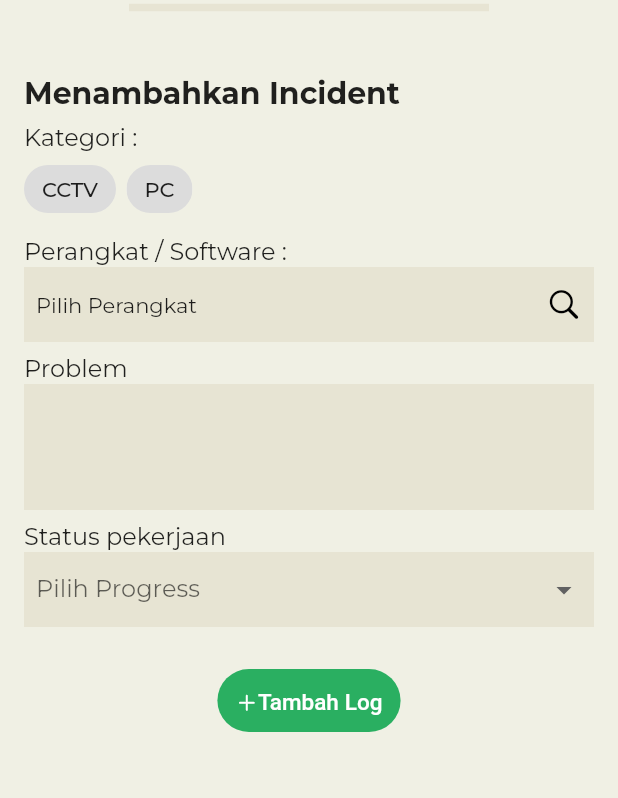
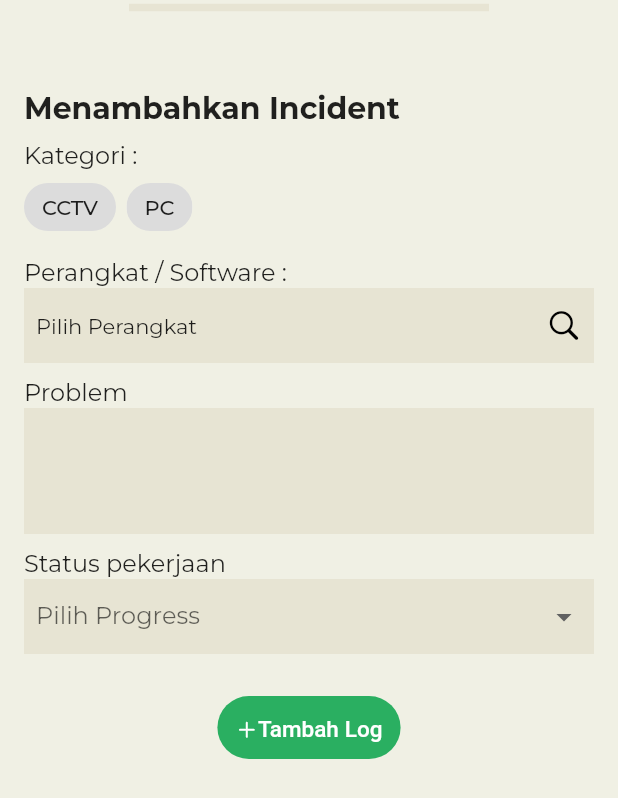
Before and after one commit to muchlist/risa2, a Flutter app: the AddHistoryDialog widget shown alone on an empty page, opened directly, on a phone screen of 412 x 824 dp. Shown: the top 798 px of the screen. Run offline on Flutter 3.47's test engine with Material 2 defaults, Android fonts, the phone set to English and light mode, and no system bars; our stand-ins replace another_flushbar, carousel_slider, dio, flutter_staggered_animations, google_fonts, lottie and 1 more; accounts and stored records are empty; network calls fail; project files that could hold a hidden picture were left out.

Commit message:
ui helper impl

```diff
--- a/lib/src/router/routes.dart
+++ b/lib/src/router/routes.dart
@@ -1,4 +1,5 @@
 import 'package:flutter/material.dart';
+import 'package:risa2/src/screens/check/check_detail_screen.dart';
 import '../screens/check/check_screen.dart';
 import '../screens/home/home_screen.dart';
 import '../screens/landing/landing.dart';
@@ -9,6 +10,7 @@ class RouteGenerator {
   static const String home = '/home';
   static const String login = '/login';
   static const String check = '/check';
+  static const String checkDetail = '/check-detail';
 
   RouteGenerator._();
 
@@ -22,6 +24,8 @@ class RouteGenerator {
         return MaterialPageRoute(builder: (_) => HomeScreen());
       case check:
         return MaterialPageRoute(builder: (_) => CheckScreen());
+      case checkDetail:
+        return MaterialPageRoute(builder: (_) => CheckDetailScreen());
       default:
         return MaterialPageRoute(builder: (_) => LoginScreen());
     }
--- a/lib/src/screens/check/add_check_dialog.dart
+++ b/lib/src/screens/check/add_check_dialog.dart
@@ -4,6 +4,7 @@ import 'package:flutter/material.dart';
 import 'package:provider/provider.dart';
 import 'package:risa2/src/api/json_models/request/check_req.dart';
 import 'package:risa2/src/providers/checks.dart';
+import 'package:risa2/src/shared/ui_helpers.dart';
 
 import '../../config/pallatte.dart';
 
@@ -75,8 +76,8 @@ class _AddCheckDialogState extends State<AddCheckDialog> {
 
   @override
   Widget build(BuildContext context) {
-    final height = MediaQuery.of(context).size.height;
-    var isPortrait = MediaQuery.of(context).orientation == Orientation.portrait;
+    final height = screenHeight(context);
+    var isPortrait = screenIsPortrait(context);
 
     return Container(
       height: (isPortrait) ? height * 0.35 : height,
--- a/lib/src/screens/home/add_history_dialog.dart
+++ b/lib/src/screens/home/add_history_dialog.dart
@@ -2,6 +2,7 @@ import 'package:another_flushbar/flushbar.dart';
 import 'package:flutter/cupertino.dart';
 import 'package:flutter/material.dart';
 import 'package:provider/provider.dart';
+import 'package:risa2/src/shared/ui_helpers.dart';
 
 import '../../api/filter_models/general_filter.dart';
 import '../../api/json_models/request/history_req.dart';
@@ -132,9 +133,7 @@ class _AddHistoryDialogState extends State<AddHistoryDialog> {
               thickness: 5,
               color: Pallete.secondaryBackground,
             ),
-            const SizedBox(
-              height: 40,
-            ),
+            verticalSpaceLarge,
             Expanded(
                 child: NotificationListener(
               onNotification: (OverscrollIndicatorNotification overScroll) {
@@ -152,9 +151,7 @@ class _AddHistoryDialogState extends State<AddHistoryDialog> {
                         style: TextStyle(
                             fontSize: 20, fontWeight: FontWeight.bold),
                       ),
-                      const SizedBox(
-                        height: 8,
-                      ),
+                      verticalSpaceSmall,
                       // * Pilih kategori text ------------------------
                       const Text(
                         "Kategori :",
@@ -204,9 +201,7 @@ class _AddHistoryDialogState extends State<AddHistoryDialog> {
                         spacing: 5,
                       ),
 
-                      const SizedBox(
-                        height: 8,
-                      ),
+                      verticalSpaceSmall,
 
                       // * Pilih perangkat text ------------------------
                       const Text(
@@ -252,9 +247,7 @@ class _AddHistoryDialogState extends State<AddHistoryDialog> {
                         ),
                       ),
 
-                      const SizedBox(
-                        height: 8,
-                      ),
+                      verticalSpaceSmall,
 
                       // * Problem text ------------------------
                       const Text(
@@ -279,9 +272,7 @@ class _AddHistoryDialogState extends State<AddHistoryDialog> {
                         controller: problemController,
                       ),
 
-                      const SizedBox(
-                        height: 8,
-                      ),
+                      verticalSpaceSmall,
 
                       // * Status pekerjaan text ------------------------
                       const Text(
@@ -315,9 +306,7 @@ class _AddHistoryDialogState extends State<AddHistoryDialog> {
                         ),
                       ),
 
-                      const SizedBox(
-                        height: 8,
-                      ),
+                      verticalSpaceSmall,
 
                       // * ResolveNote text ------------------------
 
@@ -347,9 +336,7 @@ class _AddHistoryDialogState extends State<AddHistoryDialog> {
                               controller: resolveNoteController,
                             )
                           : const SizedBox.shrink(),
-                      const SizedBox(
-                        height: 20,
-                      ),
+                      verticalSpaceRegular,
                       Consumer<HistoryProvider>(
                         builder: (_, data, __) {
                           return (data.state == ViewState.busy)
@@ -385,9 +372,7 @@ class _AddHistoryDialogState extends State<AddHistoryDialog> {
                         },
                       ),
 
-                      const SizedBox(
-                        height: 20,
-                      )
+                      verticalSpaceMedium
                     ],
                   ),
                 ),
--- a/lib/src/screens/home/corousel_fragment.dart
+++ b/lib/src/screens/home/corousel_fragment.dart
@@ -1,5 +1,6 @@
 import 'package:flutter/material.dart';
 import 'package:provider/provider.dart';
+import 'package:risa2/src/shared/ui_helpers.dart';
 
 import '../../providers/improves.dart';
 import 'corousel_widget.dart';
@@ -30,8 +31,6 @@ class _CorouselContainerState extends State<CorouselContainer> {
                 width: double.infinity,
                 child: Corousel(improveProvider.improveList),
               )
-            : const SizedBox(
-                height: 20,
-              ));
+            : verticalSpaceMedium);
   }
 }
--- a/lib/src/screens/home/dashboard_history_fragment.dart
+++ b/lib/src/screens/home/dashboard_history_fragment.dart
@@ -5,7 +5,7 @@ import 'package:lottie/lottie.dart';
 import 'package:provider/provider.dart';
 import 'package:risa2/src/providers/histories.dart';
 import 'package:risa2/src/utils/enums.dart';
-import 'package:risa2/src/widgets/history_item_widget.dart';
+import 'package:risa2/src/shared/history_item_widget.dart';
 
 class DashboardListView extends StatefulWidget {
   @override
--- a/lib/src/screens/search/hist_search_delegate.dart
+++ b/lib/src/screens/search/hist_search_delegate.dart
@@ -1,7 +1,8 @@
 import 'package:flutter/material.dart';
-import 'package:risa2/src/providers/generals.dart';
-import 'package:risa2/src/widgets/general_item_widget.dart';
 import 'package:provider/provider.dart';
+
+import '../../providers/generals.dart';
+import '../../shared/general_item_widget.dart';
 
 class HistorySearchDelegate extends SearchDelegate {
   @override
--- a/lib/src/widgets/dashboard_icon_widget.dart
+++ b/lib/src/shared/dashboard_icon_widget.dart
@@ -2,6 +2,7 @@ import 'package:flutter/cupertino.dart';
 import 'package:flutter/material.dart';
 import 'package:risa2/src/config/pallatte.dart';
 import 'package:risa2/src/models/dashboard.dart';
+import 'package:risa2/src/shared/ui_helpers.dart';
 
 class DashboardIcon extends StatelessWidget {
   final Dashboard dashboardItem;
@@ -41,9 +42,7 @@ class DashboardIcon extends StatelessWidget {
               ),
             ),
           ),
-          const SizedBox(
-            height: 2,
-          ),
+          verticalSpaceTiny,
           Flexible(
             child: Text(
               dashboardItem.title,
--- a/lib/src/widgets/home_like_button.dart
+++ b/lib/src/shared/home_like_button.dart
@@ -30,7 +30,7 @@ class HomeLikeButton extends StatelessWidget {
               style: const TextStyle(
                   color: Colors.white,
                   fontSize: 16,
-                  fontWeight: FontWeight.w500))
+                  fontWeight: FontWeight.w500)),
         ])),
       ),
     );
--- /dev/null
+++ b/lib/src/shared/ui_helpers.dart
@@ -0,0 +1,65 @@
+import 'package:flutter/material.dart';
+
+// * Spacing helper
+
+/// width 5
+const Widget horizontalSpaceTiny = SizedBox(
+  width: 5,
+);
+
+/// width 10
+const Widget horizontalSpaceSmall = SizedBox(
+  width: 10,
+);
+
+/// width 18
+const Widget horizontalSpaceRegular = SizedBox(
+  width: 18,
+);
+
+/// width 25
+const Widget horizontalSpaceMedium = SizedBox(
+  width: 25,
+);
+
+/// width 50
+const Widget horizontalSpaceLarge = SizedBox(
+  width: 50,
+);
+
+/// height 5
+const Widget verticalSpaceTiny = SizedBox(
+  height: 5,
+);
+
+/// height 10
+const Widget verticalSpaceSmall = SizedBox(
+  height: 10,
+);
+
+/// height 18
+const Widget verticalSpaceRegular = SizedBox(
+  height: 18,
+);
+
+/// height 25
+const Widget verticalSpaceMedium = SizedBox(
+  height: 25,
+);
+
+/// height 50
+const Widget verticalSpaceLarge = SizedBox(
+  height: 50,
+);
+
+// Screen Size Helpers
+
+double screenHeight(BuildContext context) => MediaQuery.of(context).size.height;
+double screenWidth(BuildContext context) => MediaQuery.of(context).size.width;
+bool screenIsPortrait(BuildContext context) =>
+    MediaQuery.of(context).orientation == Orientation.portrait;
+
+double screenHeightPercentage(BuildContext context, {double percentage = 1}) =>
+    screenHeight(context) * percentage;
+double screenWidthPercentage(BuildContext context, {double percentage = 1}) =>
+    screenWidth(context) * percentage;
```
Also changed, not shown: lib/src/providers/checks.dart (+51 -0 lines), lib/src/screens/check/check_detail_screen.dart (added, +13 -0 lines), lib/src/screens/check/check_screen.dart (+20 -12 lines), lib/src/screens/home/dashboard_grid_fragment.dart (+4 -3 lines), lib/src/screens/home/home_screen.dart (+4 -9 lines), lib/src/screens/login/login_screen.dart (+3 -4 lines), lib/src/screens/search/general_search_delegate.dart (+4 -3 lines), lib/src/shared/history_item_widget.dart (renamed from lib/src/widgets/history_item_widget.dart, +4 -9 lines), lib/src/shared/button.dart (renamed from lib/src/widgets/button.dart), lib/src/shared/check_item_widget.dart (renamed from lib/src/widgets/check_item_widget.dart), lib/src/shared/general_item_widget.dart (renamed from lib/src/widgets/general_item_widget.dart).
